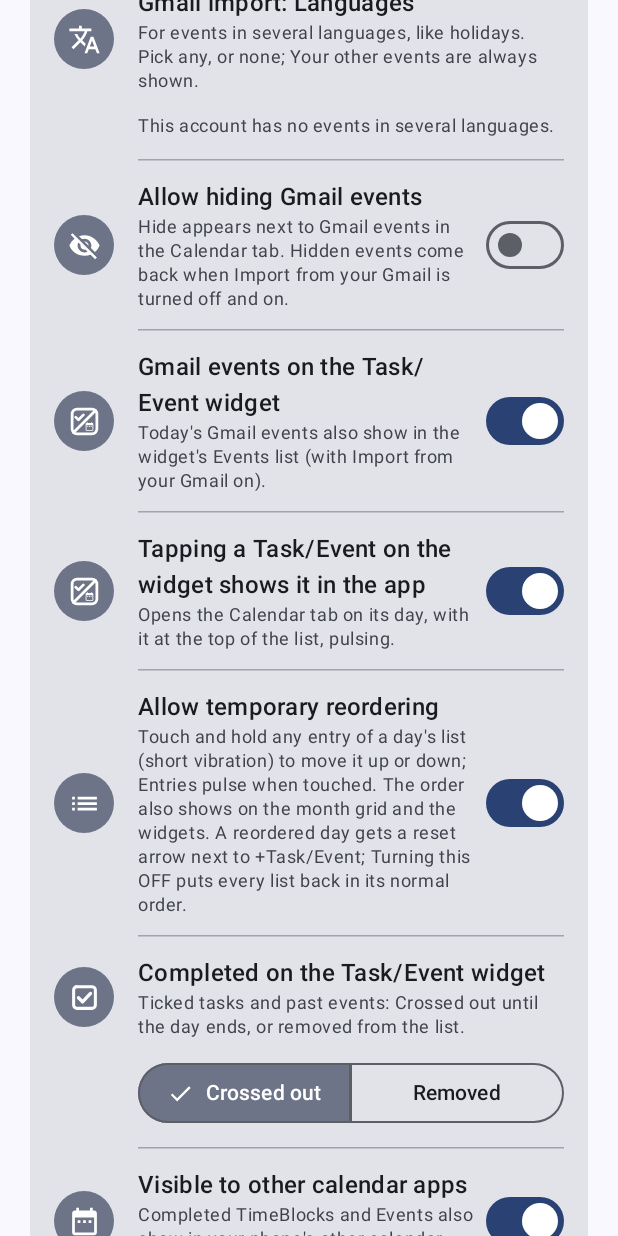
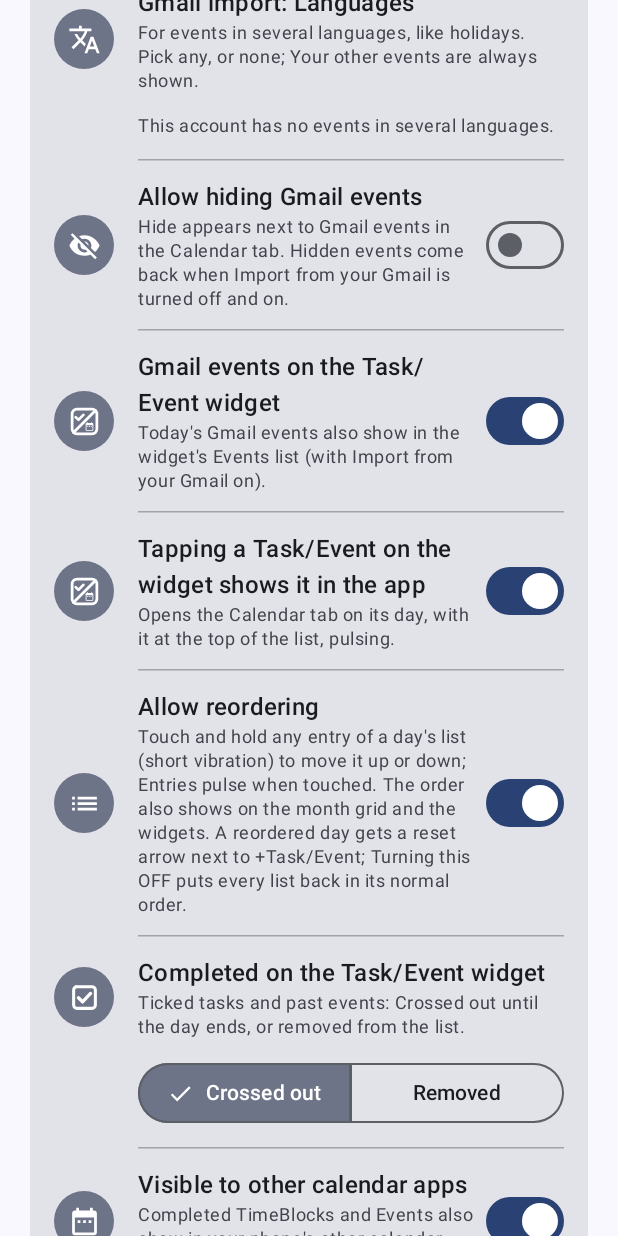
Before and after one commit to pantelmg/tb2cal, an Android app built with Jetpack Compose: the composable SettingsScreen shown on its own in the app's theme, scrolled down 1153 dp, on a phone screen of 412 x 824 dp. Run offline under Robolectric (Android 15) with nearby library versions, the phone set to English and light mode, and no system bars.

Commit message:
Add files via upload

```diff
--- a/app/src/main/java/com/pantelmg/tb2cal/data/Repo.kt
+++ b/app/src/main/java/com/pantelmg/tb2cal/data/Repo.kt
@@ -60,7 +60,7 @@ object Repo {
         }
     }
 
-    // ---- Reordered day lists (Settings: Allow temporary reordering): Day → entry keys in the chosen order ----
+    // ---- Reordered day lists (Settings: Allow reordering): Day → entry keys in the chosen order ----
     val orders = MutableStateFlow<Map<Long, List<String>>>(emptyMap())
 
     fun setOrder(day: Long, keys: List<String>) {
--- a/app/src/main/java/com/pantelmg/tb2cal/ui/CalendarScreen.kt
+++ b/app/src/main/java/com/pantelmg/tb2cal/ui/CalendarScreen.kt
@@ -205,7 +205,7 @@ fun CalendarScreen() {
     }
 
     // TB Total on: Same-name TimeBlocks of a day are shown merged (grid and list).
-    // TB Total, then any reordered days (Settings: Allow temporary reordering), in the grid and the day list.
+    // TB Total, then any reordered days (Settings: Allow reordering), in the grid and the day list.
     val orders by Repo.orders.collectAsState()
     val normalByDay = remember(byDay, settings.tbTotal) { CalendarData.shown(byDay, settings.tbTotal) }
     val shownByDay = remember(normalByDay, orders, settings.allowReorder) {
@@ -263,7 +263,8 @@ fun CalendarScreen() {
         }
         Row(verticalAlignment = Alignment.CenterVertically) {
             Text(
-                if (hidden) LocalDate.ofEpochDay(selected).format(DateTimeFormatter.ofPattern("dd/MM/yy", Locale.ENGLISH))
+                // Calendar hidden: The day with its weekday (e.g. Sun 15/11/26), since there's no grid to show it.
+                if (hidden) LocalDate.ofEpochDay(selected).format(DateTimeFormatter.ofPattern("EEE dd/MM/yy", Locale.ENGLISH))
                 else month.format(DateTimeFormatter.ofPattern("LLLL", locale)).replaceFirstChar { it.uppercase() } +
                     if (month.year != today.year) " ${month.year}" else "",
                 style = MaterialTheme.typography.titleLarge,
--- a/app/src/main/java/com/pantelmg/tb2cal/ui/SettingsScreen.kt
+++ b/app/src/main/java/com/pantelmg/tb2cal/ui/SettingsScreen.kt
@@ -506,10 +506,10 @@ fun SettingsScreen(onBack: () -> Unit, onOpenReliability: () -> Unit, onOpenData
             )
             RowDivider()
 
-            // Temporary reordering of the day lists (ON by default).
+            // Reordering of the day lists (ON by default).
             SettingRow(
                 icon = rememberVectorPainter(Icons.AutoMirrored.Filled.List),
-                title = "Allow temporary reordering",
+                title = "Allow reordering",
                 subtitle = "Touch and hold any entry of a day's list (short vibration) to move it up or down; Entries " +
                     "pulse when touched. The order also shows on the month grid and the widgets. A reordered day " +
                     "gets a reset arrow next to +Task/Event; Turning this OFF puts every list back in its normal order.",
--- a/app/src/main/java/com/pantelmg/tb2cal/widget/MonthWidget.kt
+++ b/app/src/main/java/com/pantelmg/tb2cal/widget/MonthWidget.kt
@@ -116,7 +116,7 @@ class MonthWidget : AppWidgetProvider() {
             val byDay: Map<LocalDate, List<DayItem>> =
                 runCatching {
                     // TB Total on: Same-name TimeBlocks of a day merged, as in the Calendar tab.
-                    // TB Total, then reordered days (Settings: Allow temporary reordering), as in the app.
+                    // TB Total, then reordered days (Settings: Allow reordering), as in the app.
                     CalendarData.ordered(
                         CalendarData.shown(CalendarData.byDay(ctx, gridStart, gridEnd), Repo.settings.value.tbTotal),
                         Repo.orders.value, Repo.settings.value.allowReorder
--- a/app/src/main/java/com/pantelmg/tb2cal/widget/PlanWidget.kt
+++ b/app/src/main/java/com/pantelmg/tb2cal/widget/PlanWidget.kt
@@ -255,7 +255,7 @@ class PlanWidgetService : RemoteViewsService() {
             }
             PlanWidget.scheduleRedraw(ctx, nextEnd)
             shown = day
-            // Reordered in the app (Settings: Allow temporary reordering): The same order here.
+            // Reordered in the app (Settings: Allow reordering): The same order here.
             return if (st.allowReorder) CalendarData.applyOrder(out, Repo.orders.value[day]) { it.key } else out
         }
         private var shown = 0L
```
Also changed, not shown: 1 other file.
